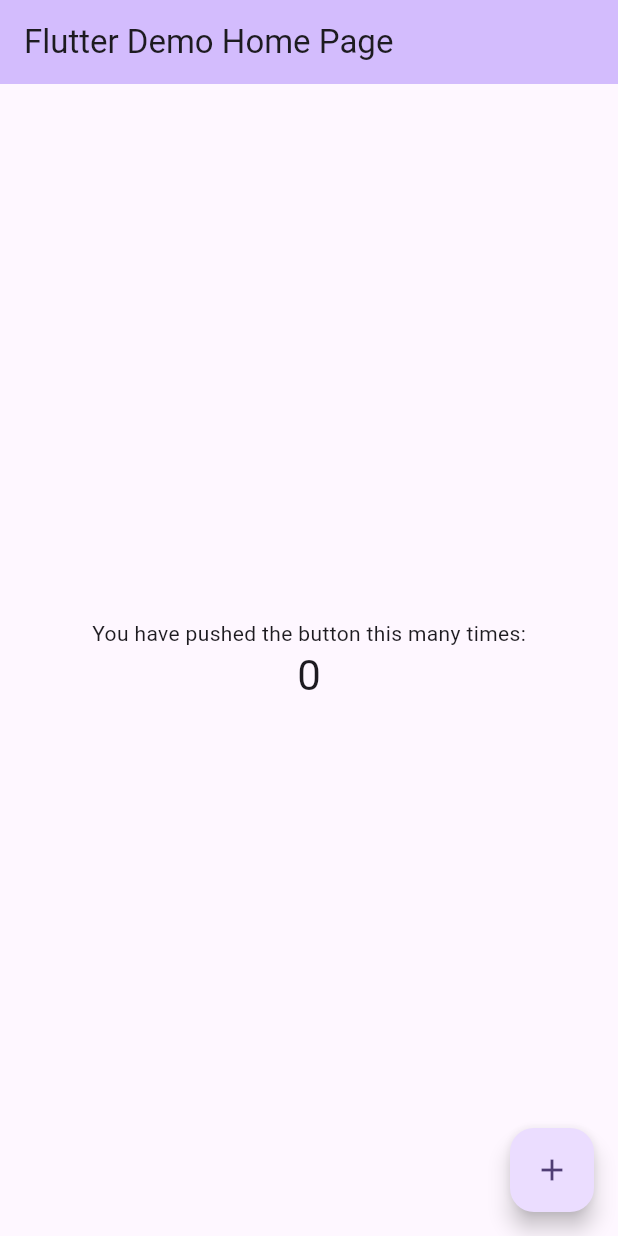
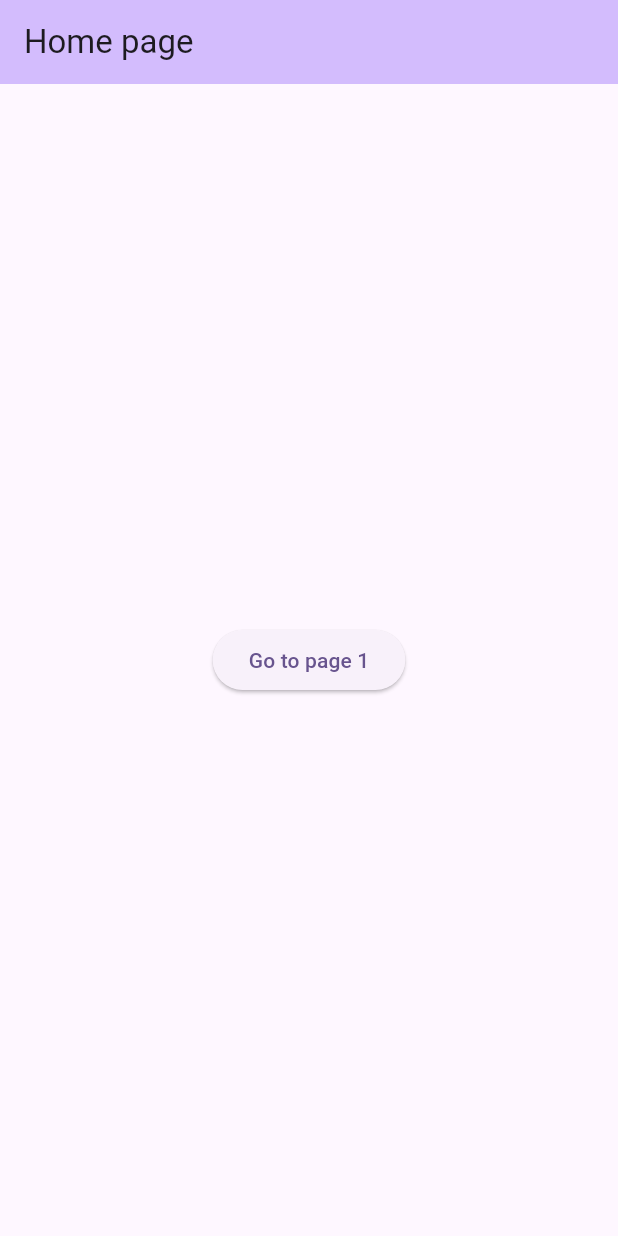
Before and after one commit to khalid4440/Getx-LAB-1, a Flutter app: the screen it shows after launch, on a phone screen of 412 x 824 dp. Run offline on Flutter 3.47's test engine with Material 3 defaults, Android fonts, the phone set to English and light mode, and no system bars; our stand-ins replace get.

Commit message:
feat: getx lab

```diff
--- a/lib/main.dart
+++ b/lib/main.dart
@@ -1,122 +1,70 @@
 import 'package:flutter/material.dart';
+import 'package:get/get.dart';
+import 'package:getx_lab/views/page_1.dart';
 
 void main() {
-  runApp(const MyApp());
+  // second route management way
+  runApp(
+    GetMaterialApp(
+      home: const MyApp(),
+      getPages: [GetPage(name: '/page-1', page: () => Page1())],
+    ),
+  );
 }
 
 class MyApp extends StatelessWidget {
   const MyApp({super.key});
 
-  // This widget is the root of your application.
   @override
   Widget build(BuildContext context) {
     return MaterialApp(
       title: 'Flutter Demo',
       theme: ThemeData(
-        // This is the theme of your application.
-        //
-        // TRY THIS: Try running your application with "flutter run". You'll see
-        // the application has a purple toolbar. Then, without quitting the app,
-        // try changing the seedColor in the colorScheme below to Colors.green
-        // and then invoke "hot reload" (save your changes or press the "hot
-        // reload" button in a Flutter-supported IDE, or press "r" if you used
-        // the command line to start the app).
-        //
-        // Notice that the counter didn't reset back to zero; the application
-        // state is not lost during the reload. To reset the state, use hot
-        // restart instead.
-        //
-        // This works for code too, not just values: Most code changes can be
-        // tested with just a hot reload.
         colorScheme: ColorScheme.fromSeed(seedColor: Colors.deepPurple),
       ),
-      home: const MyHomePage(title: 'Flutter Demo Home Page'),
+      home: const MyHomePage(),
     );
   }
 }
 
-class MyHomePage extends StatefulWidget {
-  const MyHomePage({super.key, required this.title});
-
-  // This widget is the home page of your application. It is stateful, meaning
-  // that it has a State object (defined below) that contains fields that affect
-  // how it looks.
-
-  // This class is the configuration for the state. It holds the values (in this
-  // case the title) provided by the parent (in this case the App widget) and
-  // used by the build method of the State. Fields in a Widget subclass are
-  // always marked "final".
-
-  final String title;
-
-  @override
-  State<MyHomePage> createState() => _MyHomePageState();
-}
-
-class _MyHomePageState extends State<MyHomePage> {
-  int _counter = 0;
-
-  void _incrementCounter() {
-    setState(() {
-      // This call to setState tells the Flutter framework that something has
-      // changed in this State, which causes it to rerun the build method below
-      // so that the display can reflect the updated values. If we changed
-      // _counter without calling setState(), then the build method would not be
-      // called again, and so nothing would appear to happen.
-      _counter++;
-    });
-  }
+class MyHomePage extends StatelessWidget {
+  const MyHomePage({super.key});
 
   @override
   Widget build(BuildContext context) {
-    // This method is rerun every time setState is called, for instance as done
-    // by the _incrementCounter method above.
-    //
-    // The Flutter framework has been optimized to make rerunning build methods
-    // fast, so that you can just rebuild anything that needs updating rather
-    // than having to individually change instances of widgets.
     return Scaffold(
       appBar: AppBar(
-        // TRY THIS: Try changing the color here to a specific color (to
-        // Colors.amber, perhaps?) and trigger a hot reload to see the AppBar
-        // change color while the other colors stay the same.
         backgroundColor: Theme.of(context).colorScheme.inversePrimary,
-        // Here we take the value from the MyHomePage object that was created by
-        // the App.build method, and use it to set our appbar title.
-        title: Text(widget.title),
+        title: Text('Home page'),
       ),
       body: Center(
-        // Center is a layout widget. It takes a single child and positions it
-        // in the middle of the parent.
-        child: Column(
-          // Column is also a layout widget. It takes a list of children and
-          // arranges them vertically. By default, it sizes itself to fit its
-          // children horizontally, and tries to be as tall as its parent.
-          //
-          // Column has various properties to control how it sizes itself and
-          // how it positions its children. Here we use mainAxisAlignment to
-          // center the children vertically; the main axis here is the vertical
-          // axis because Columns are vertical (the cross axis would be
-          // horizontal).
-          //
-          // TRY THIS: Invoke "debug painting" (choose the "Toggle Debug Paint"
-          // action in the IDE, or press "p" in the console), to see the
-          // wireframe for each widget.
-          mainAxisAlignment: MainAxisAlignment.center,
-          children: <Widget>[
-            const Text('You have pushed the button this many times:'),
-            Text(
-              '$_counter',
-              style: Theme.of(context).textTheme.headlineMedium,
-            ),
-          ],
+        child: ElevatedButton(
+          onPressed: () {
+            // old way
+            // 1- Navigator.push(
+            //   context,
+            //   MaterialPageRoute(builder: (context) => Page1()),
+            // );
+
+            // 2-
+            // Navigator.pushAndRemoveUntil(
+            //   context,
+            //   MaterialPageRoute(builder: (context) => Page1()),
+            //   (route) => false,
+            // );
+
+            // get way
+            // Get.to(Page1());
+            // 2- Get.offAll(Page1());
+
+            // 3- get pages
+            Get.toNamed('/page-1');
+
+            Get.offAllNamed('/page-1');
+          },
+          child: Text('Go to page 1'),
         ),
       ),
-      floatingActionButton: FloatingActionButton(
-        onPressed: _incrementCounter,
-        tooltip: 'Increment',
-        child: const Icon(Icons.add),
-      ), // This trailing comma makes auto-formatting nicer for build methods.
     );
   }
 }
--- a/pubspec.yaml
+++ b/pubspec.yaml
@@ -34,6 +34,7 @@ dependencies:
   # The following adds the Cupertino Icons font to your application.
   # Use with the CupertinoIcons class for iOS style icons.
   cupertino_icons: ^1.0.8
+  get: ^4.7.2
 
 dev_dependencies:
   flutter_test:
```
Also changed, not shown: lib/views/page_1.dart (added, +25 -0 lines), pubspec.lock.
